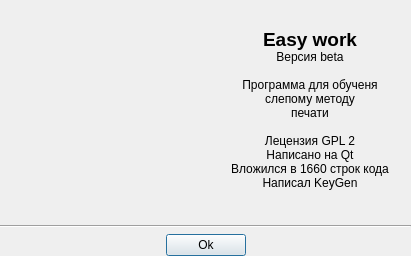
KeyGen/Easy-work, file Easy-work/Plugin/what_is/ui_whatIs.ui: the form before one commit.
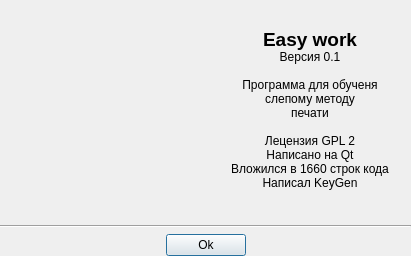
The form after the commit. Icons and pictures are not drawn.

Commit message: Фиксация. Версия 0.1

What changed in the file:
```diff
--- a/Easy-work/Plugin/what_is/ui_whatIs.ui
+++ b/Easy-work/Plugin/what_is/ui_whatIs.ui
@@ -37,7 +37,7 @@
        <item>
         <widget class="QLabel" name="label_2">
          <property name="text">
-          <string>&lt;html&gt;&lt;head/&gt;&lt;body&gt;&lt;p align=&quot;center&quot;&gt;&lt;span style=&quot; font-size:14pt; font-weight:600;&quot;&gt;Easy work &lt;/span&gt;&lt;br/&gt;Версия beta&lt;br/&gt;&lt;br/&gt;Программа для обученя&lt;br/&gt;слепому методу&lt;br/&gt;печати&lt;br/&gt;&lt;br/&gt;Лецензия GPL 2&lt;br/&gt;Написано на Qt&lt;br/&gt;Вложился в 1660 строк кода&lt;br&gt;Написал KeyGen&lt;/p&gt;&lt;/body&gt;&lt;/html&gt;</string>
+          <string>&lt;html&gt;&lt;head/&gt;&lt;body&gt;&lt;p align=&quot;center&quot;&gt;&lt;span style=&quot; font-size:14pt; font-weight:600;&quot;&gt;Easy work &lt;/span&gt;&lt;br/&gt;Версия 0.1&lt;br/&gt;&lt;br/&gt;Программа для обученя&lt;br/&gt;слепому методу&lt;br/&gt;печати&lt;br/&gt;&lt;br/&gt;Лецензия GPL 2&lt;br/&gt;Написано на Qt&lt;br/&gt;Вложился в 1660 строк кода&lt;br/&gt;Написал KeyGen&lt;/p&gt;&lt;/body&gt;&lt;/html&gt;</string>
          </property>
         </widget>
        </item>
```
The commit also changes 12 other files.
